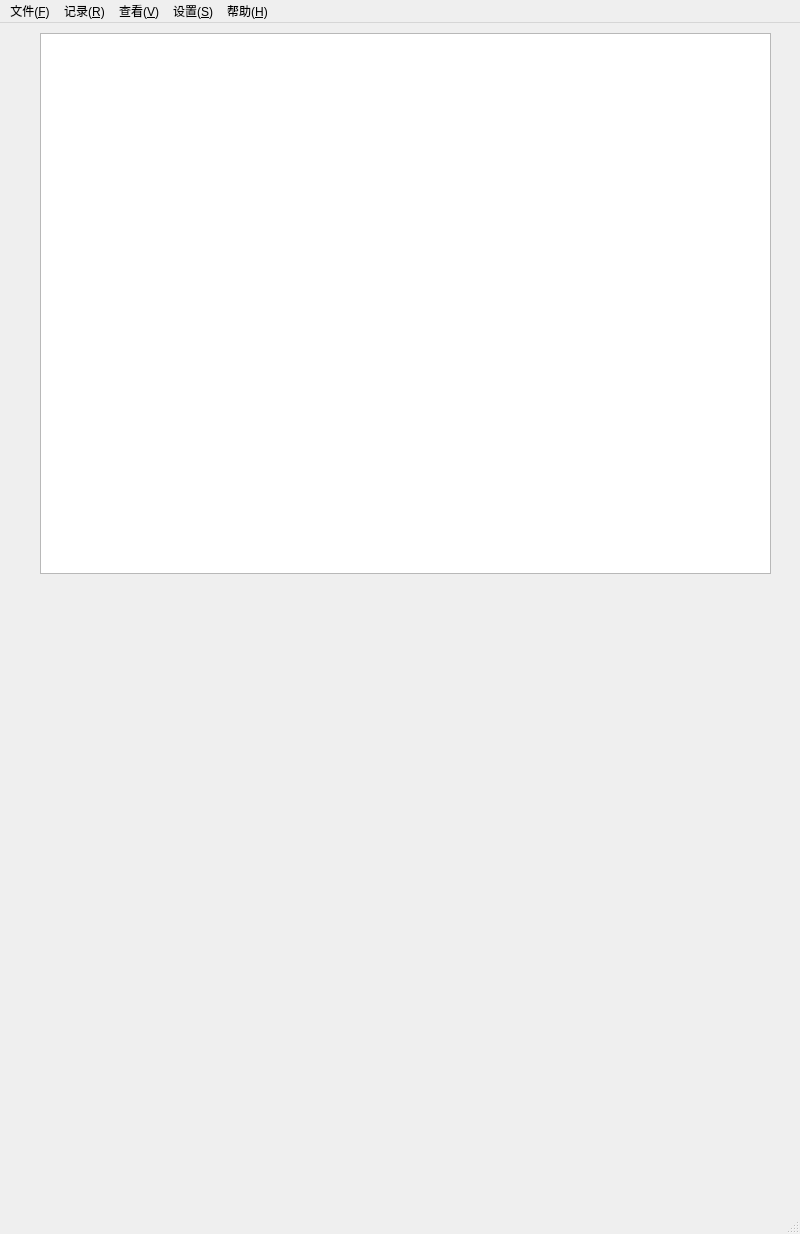
First picture: the form in mainwindow.ui, repository Sunny00Wang/accounting, before the edit.
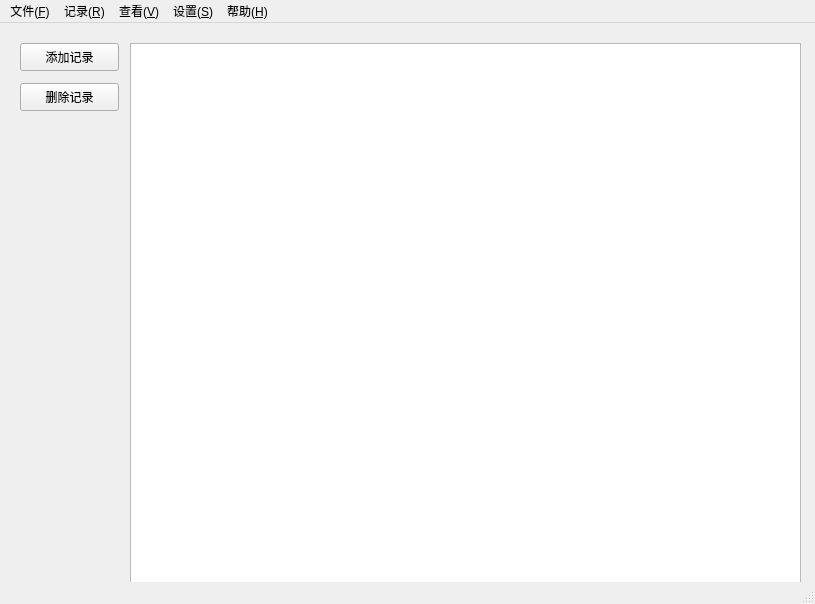
Second picture: the form after the edit.

The edit to the form file:
```diff
--- a/mainwindow.ui
+++ b/mainwindow.ui
@@ -6,8 +6,8 @@
    <rect>
     <x>0</x>
     <y>0</y>
-    <width>800</width>
-    <height>1234</height>
+    <width>815</width>
+    <height>604</height>
    </rect>
   </property>
   <property name="windowTitle">
@@ -17,21 +17,47 @@
    <widget class="QTableWidget" name="tableWidget">
     <property name="geometry">
      <rect>
-      <x>40</x>
-      <y>10</y>
-      <width>731</width>
+      <x>130</x>
+      <y>20</y>
+      <width>671</width>
       <height>541</height>
      </rect>
     </property>
    </widget>
+   <widget class="QPushButton" name="pushButtonAddRecord">
+    <property name="geometry">
+     <rect>
+      <x>20</x>
+      <y>20</y>
+      <width>99</width>
+      <height>28</height>
+     </rect>
+    </property>
+    <property name="text">
+     <string>添加记录</string>
+    </property>
+   </widget>
+   <widget class="QPushButton" name="pushButtonDeleteRecord">
+    <property name="geometry">
+     <rect>
+      <x>20</x>
+      <y>60</y>
+      <width>99</width>
+      <height>28</height>
+     </rect>
+    </property>
+    <property name="text">
+     <string>删除记录</string>
+    </property>
+   </widget>
   </widget>
   <widget class="QMenuBar" name="menubar">
    <property name="geometry">
     <rect>
      <x>0</x>
      <y>0</y>
-     <width>800</width>
-     <height>20</height>
+     <width>815</width>
+     <height>24</height>
     </rect>
    </property>
    <property name="defaultUp">
```
Left out of the diff: 4 changed lines with no effect on the pictures.
